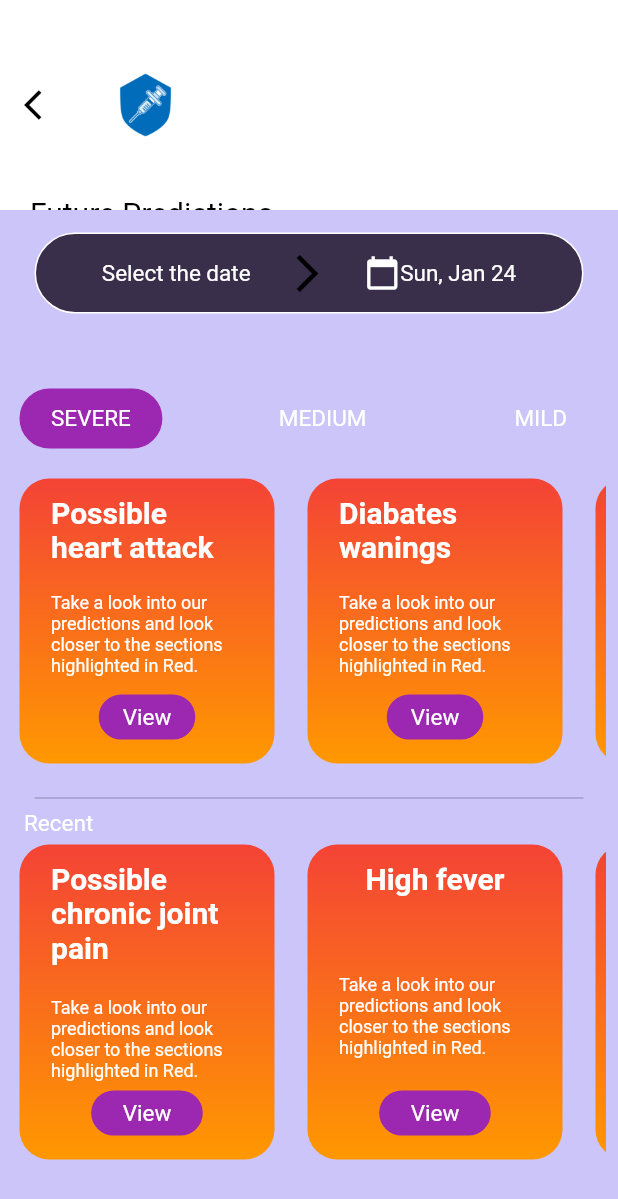
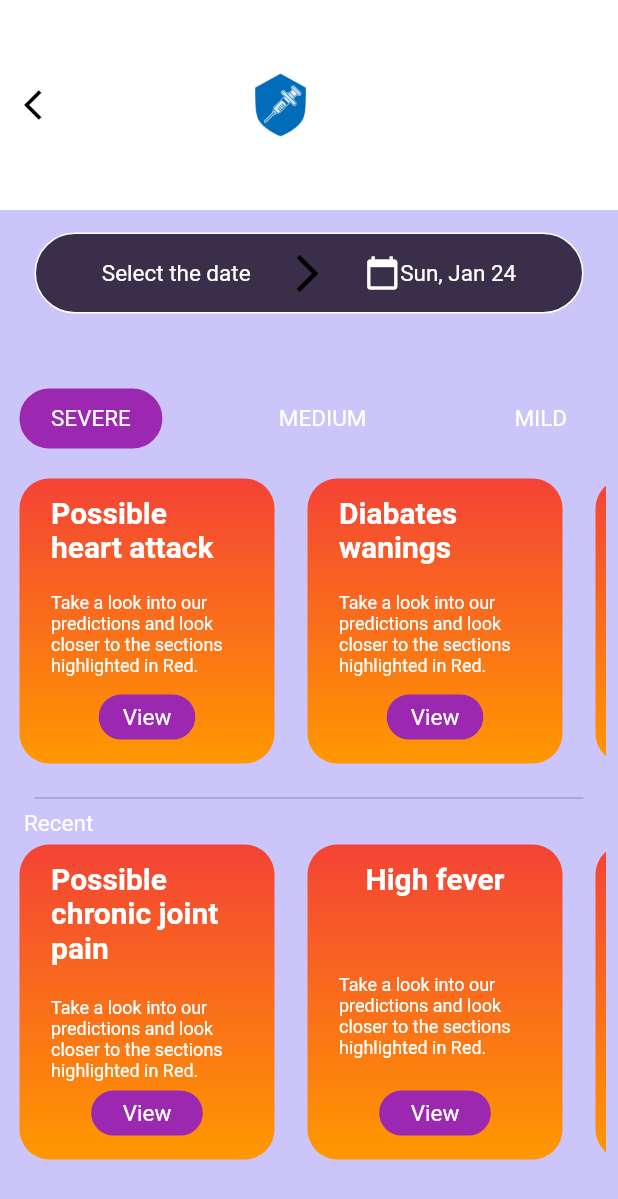
Before and after one commit to Rwishwajith/The-Shield, a Flutter app: the CheckPredictionsScreen screen opened directly, after a tap on "CONTINUE AND AGREE", on a phone screen of 412 x 824 dp. Shown: the top 1199 px of the screen. Run offline on Flutter 3.47's test engine with Material 2 defaults, Android fonts, the phone set to English and light mode, and no system bars; our stand-ins replace cloud_firestore, firebase_auth, firebase_core, fl_chart, flutter_rating_bar, font_awesome_flutter and 6 more; missing offline and left inert: flutter_facebook_auth, is_first_run; accounts and stored records are empty.

Commit message:
Updated the App Bar

```diff
--- a/the_shield/lib/main_menu/future_predictions/check_predictions.dart
+++ b/the_shield/lib/main_menu/future_predictions/check_predictions.dart
@@ -35,9 +35,12 @@
               ),
             ),
           ),
-          title: Image(image: logoImage, width: 50, height: 50),
+          title: Padding(
+            padding: const EdgeInsets.only(left: 90.0),
+            child: Image(image: logoImage, width: 50, height: 50),
+          ),
           flexibleSpace: Padding(
-            padding: const EdgeInsets.only(top: 130.0, left: 20.0),
+            padding: const EdgeInsets.only(top: 160.0, left: 20.0),
             child: Container(
               height: 50,
               child: Text(
@@ -234,9 +237,12 @@
               ),
             ),
           ),
-          title: Image(image: logoImage, width: 50, height: 50),
+          title: Padding(
+            padding: const EdgeInsets.only(left: 90.0),
+            child: Image(image: logoImage, width: 50, height: 50),
+          ),
           flexibleSpace: Padding(
-            padding: const EdgeInsets.only(top: 130.0, left: 20.0),
+            padding: const EdgeInsets.only(top: 160.0, left: 20.0),
             child: Container(
               height: 50,
               child: Text(
@@ -561,9 +567,12 @@
             ),
           ),
         ),
-        title: Image(image: logoImage, width: 50, height: 50),
+        title: Padding(
+          padding: const EdgeInsets.only(left: 90.0),
+          child: Image(image: logoImage, width: 50, height: 50),
+        ),
         flexibleSpace: Padding(
-          padding: const EdgeInsets.only(top: 130.0, left: 20.0),
+          padding: const EdgeInsets.only(top: 160.0, left: 20.0),
           child: Container(
             height: 50,
             child: Text(
```
Also changed, not shown: the_shield/lib/main_menu/appointments/my_appointments.dart (+5 -2 lines), the_shield/lib/main_menu/forum/forum_discusion.dart (+6 -3 lines), the_shield/lib/main_menu/future_predictions/future_prediction.dart (+5 -2 lines), the_shield/lib/main_menu/future_predictions/view_history_predictions.dart (+5 -2 lines).
